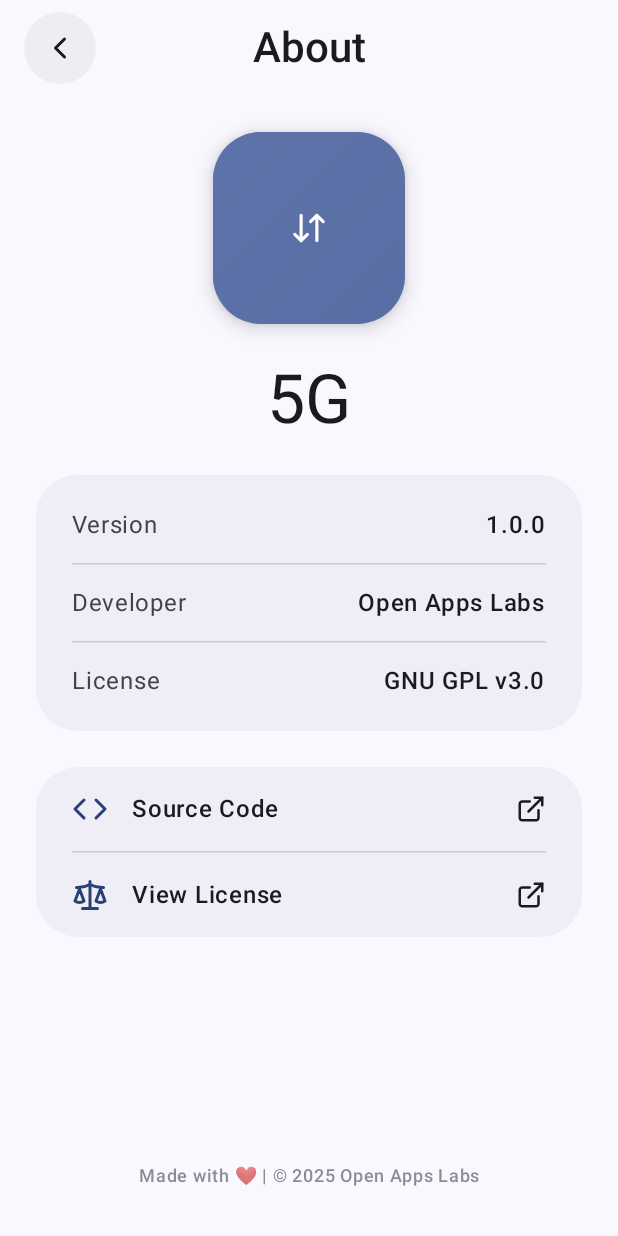
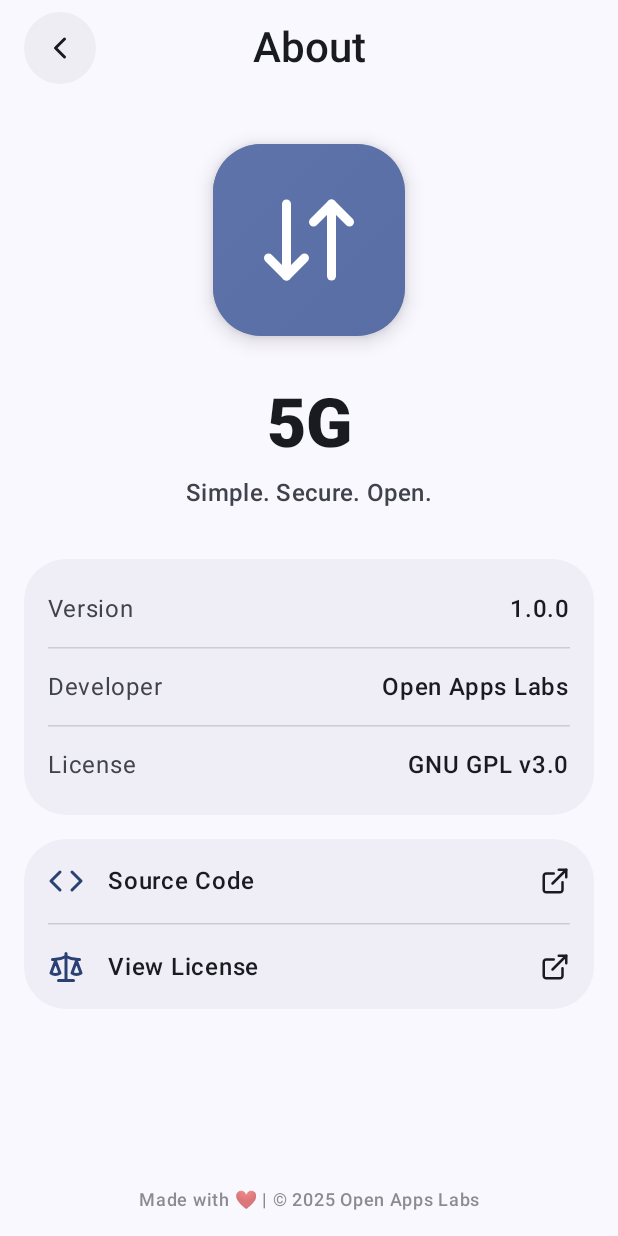
Before and after one commit to ibyb007/5G, an Android app built with Jetpack Compose: the AboutScreen screen opened through its navigation route, on a phone screen of 412 x 824 dp. Run offline under Robolectric (Android 15) with nearby library versions, the phone set to English and light mode, and no system bars.

Commit message:
Revamp AboutScreen UI and add custom app icon
Updated AboutScreen with improved layout, styling, and dynamic copyright text. Replaced default app icon with a custom drawable.

```diff
--- a/app/src/main/java/com/openappslabs/fiveg/ui/screens/aboutscreen/AboutScreen.kt
+++ b/app/src/main/java/com/openappslabs/fiveg/ui/screens/aboutscreen/AboutScreen.kt
@@ -27,24 +27,42 @@ import androidx.compose.material3.MaterialTheme
 import androidx.compose.material3.Scaffold
 import androidx.compose.material3.Surface
 import androidx.compose.material3.Text
+import androidx.compose.material3.TopAppBarDefaults
 import androidx.compose.runtime.Composable
+import androidx.compose.runtime.remember
 import androidx.compose.ui.Alignment
 import androidx.compose.ui.Modifier
 import androidx.compose.ui.graphics.Brush
+import androidx.compose.ui.graphics.Color
 import androidx.compose.ui.graphics.painter.Painter
 import androidx.compose.ui.platform.LocalUriHandler
 import androidx.compose.ui.res.painterResource
 import androidx.compose.ui.text.font.FontWeight
+import androidx.compose.ui.text.style.TextAlign
 import androidx.compose.ui.unit.dp
 import com.openappslabs.fiveg.R
 import java.time.Year
+import com.openappslabs.fiveg.BuildConfig
 
 @OptIn(ExperimentalMaterial3Api::class)
 @Composable
 fun AboutScreen(
-    onBackClick: () -> Unit = {}
+    onBackClick: () -> Unit,
 ) {
     val uriHandler = LocalUriHandler.current
+
+    val primaryContainer = MaterialTheme.colorScheme.primaryContainer
+    val primary = MaterialTheme.colorScheme.primary
+    val iconBackgroundBrush = remember(primaryContainer, primary) {
+        Brush.linearGradient(
+            colors = listOf(primaryContainer, primary.copy(alpha = 0.1f))
+        )
+    }
+
+    val copyrightText = remember {
+        val year = Year.now().value.toString()
+        "Made with ❤️ | © $year Open Apps Labs"
+    }
 
     Scaffold(
         topBar = {
@@ -74,7 +92,11 @@ fun AboutScreen(
                             )
                         }
                     }
-                }
+                },
+                colors = TopAppBarDefaults.topAppBarColors(
+                    containerColor = Color.Transparent,
+                    titleContentColor = MaterialTheme.colorScheme.onSurface,
+                )
             )
         }
     ) { innerPadding ->
@@ -83,12 +105,11 @@ fun AboutScreen(
                 .fillMaxSize()
                 .padding(innerPadding)
                 .verticalScroll(rememberScrollState())
-                .padding(horizontal = 24.dp),
+                .padding(horizontal = 16.dp),
             horizontalAlignment = Alignment.CenterHorizontally
         ) {
-            Spacer(modifier = Modifier.height(24.dp))
+            Spacer(modifier = Modifier.height(32.dp))
 
-            // App Icon
             Surface(
                 shape = RoundedCornerShape(32.dp),
                 color = MaterialTheme.colorScheme.primaryContainer,
@@ -98,17 +119,10 @@ fun AboutScreen(
             ) {
                 Box(
                     contentAlignment = Alignment.Center,
-                    modifier = Modifier.background(
-                        Brush.linearGradient(
-                            colors = listOf(
-                                MaterialTheme.colorScheme.primaryContainer,
-                                MaterialTheme.colorScheme.primary.copy(alpha = 0.1f)
-                            )
-                        )
-                    )
+                    modifier = Modifier.background(iconBackgroundBrush)
                 ) {
                     Icon(
-                        painter = painterResource(id = R.drawable.ic_launcher_foreground),
+                        painter = painterResource(id = R.drawable.app_icon),
                         contentDescription = "App Icon",
                         tint = MaterialTheme.colorScheme.onPrimaryContainer,
                         modifier = Modifier.size(72.dp)
@@ -116,40 +130,47 @@ fun AboutScreen(
                 }
             }
 
-            Spacer(modifier = Modifier.height(24.dp))
+            Spacer(modifier = Modifier.height(32.dp))
 
             Text(
                 text = "5G",
                 style = MaterialTheme.typography.displayMedium,
-                fontWeight = FontWeight.Normal,
+                fontWeight = FontWeight.ExtraBold,
                 color = MaterialTheme.colorScheme.onSurface
             )
+            Text(
+                text = "Simple. Secure. Open.",
+                style = MaterialTheme.typography.titleMedium,
+                color = MaterialTheme.colorScheme.onSurfaceVariant,
+                modifier = Modifier.padding(top = 8.dp)
+            )
 
-            Spacer(modifier = Modifier.height(24.dp))
+            Spacer(modifier = Modifier.height(32.dp))
 
-            // Info Card
             Card(
                 modifier = Modifier.fillMaxWidth(),
-                colors = CardDefaults.cardColors(containerColor = MaterialTheme.colorScheme.surfaceContainerHigh.copy(alpha = 0.6f)),
-                shape = RoundedCornerShape(28.dp),
-                elevation = CardDefaults.cardElevation(defaultElevation = 0.dp)
+                colors = CardDefaults.cardColors(
+                    containerColor = MaterialTheme.colorScheme.surfaceContainerHigh.copy(alpha = 0.6f)
+                ),
+                shape = RoundedCornerShape(28.dp)
             ) {
                 Column(modifier = Modifier.padding(vertical = 8.dp)) {
-                    AboutItem(label = "Version", value = "1.0.0")
-                    Divider()
+                    AboutItem(label = "Version", value = BuildConfig.VERSION_NAME)
+                    AboutDivider()
                     AboutItem(label = "Developer", value = "Open Apps Labs")
-                    Divider()
+                    AboutDivider()
                     AboutItem(label = "License", value = "GNU GPL v3.0")
                 }
             }
 
-            Spacer(modifier = Modifier.height(24.dp))
+            Spacer(modifier = Modifier.height(16.dp))
 
             Card(
                 modifier = Modifier.fillMaxWidth(),
-                colors = CardDefaults.cardColors(containerColor = MaterialTheme.colorScheme.surfaceContainerHigh.copy(alpha = 0.6f)),
-                shape = RoundedCornerShape(28.dp),
-                elevation = CardDefaults.cardElevation(defaultElevation = 0.dp)
+                colors = CardDefaults.cardColors(
+                    containerColor = MaterialTheme.colorScheme.surfaceContainerHigh.copy(alpha = 0.6f)
+                ),
+                shape = RoundedCornerShape(28.dp)
             ) {
                 Column {
                     ActionItem(
@@ -157,7 +178,7 @@ fun AboutScreen(
                         label = "Source Code",
                         onClick = { uriHandler.openUri("https://github.com/OpenAppsLabs/5G") }
                     )
-                    Divider()
+                    AboutDivider()
                     ActionItem(
                         icon = painterResource(id = R.drawable.scale),
                         label = "View License",
@@ -169,30 +190,46 @@ fun AboutScreen(
             Spacer(modifier = Modifier.weight(1f))
 
             Text(
-                text = "Made with ❤️ | © ${Year.now()} Open Apps Labs",
+                text = copyrightText,
                 style = MaterialTheme.typography.labelMedium,
                 color = MaterialTheme.colorScheme.onSurfaceVariant.copy(alpha = 0.6f),
-                modifier = Modifier.padding(vertical = 32.dp),
-                textAlign = androidx.compose.ui.text.style.TextAlign.Center
+                modifier = Modifier.padding(vertical = 16.dp),
+                textAlign = TextAlign.Center
             )
         }
     }
 }
 
 @Composable
-fun AboutItem(label: String, value: String) {
-    Row(modifier = Modifier.fillMaxWidth().padding(horizontal = 24.dp, vertical = 16.dp), horizontalArrangement = Arrangement.SpaceBetween, verticalAlignment = Alignment.CenterVertically) {
-        Text(text = label, style = MaterialTheme.typography.bodyLarge, color = MaterialTheme.colorScheme.onSurfaceVariant)
-        Text(text = value, style = MaterialTheme.typography.bodyLarge, fontWeight = FontWeight.SemiBold, color = MaterialTheme.colorScheme.onSurface)
+private fun AboutItem(label: String, value: String) {
+    Row(
+        modifier = Modifier
+            .fillMaxWidth()
+            .padding(horizontal = 16.dp, vertical = 16.dp),
+        horizontalArrangement = Arrangement.SpaceBetween,
+        verticalAlignment = Alignment.CenterVertically
+    ) {
+        Text(
+            text = label,
+            style = MaterialTheme.typography.bodyLarge,
+            color = MaterialTheme.colorScheme.onSurfaceVariant
+        )
+        Text(
+            text = value,
+            style = MaterialTheme.typography.bodyLarge,
+            fontWeight = FontWeight.SemiBold,
+            color = MaterialTheme.colorScheme.onSurface
+        )
     }
 }
 
 @Composable
-fun ActionItem(icon: Painter, label: String, onClick: () -> Unit) {
+private fun ActionItem(icon: Painter, label: String, onClick: () -> Unit) {
     Row(
         modifier = Modifier
-            .fillMaxWidth().clickable(onClick = onClick)
-            .padding(horizontal = 24.dp, vertical = 16.dp),
+            .fillMaxWidth()
+            .clickable(onClick = onClick)
+            .padding(horizontal = 16.dp, vertical = 16.dp),
         verticalAlignment = Alignment.CenterVertically
     ) {
         Icon(
@@ -218,6 +255,9 @@ fun ActionItem(icon: Painter, label: String, onClick: () -> Unit) {
 }
 
 @Composable
-fun Divider() {
-    HorizontalDivider(modifier = Modifier.padding(horizontal = 24.dp), color = MaterialTheme.colorScheme.outlineVariant.copy(alpha = 0.3f))
+private fun AboutDivider() {
+    HorizontalDivider(
+        modifier = Modifier.padding(horizontal = 16.dp),
+        color = MaterialTheme.colorScheme.outlineVariant.copy(alpha = 0.3f)
+    )
 }
--- /dev/null
+++ b/app/src/main/res/drawable/app_icon.xml
@@ -0,0 +1,34 @@
+<vector xmlns:android="http://schemas.android.com/apk/res/android"
+    android:width="24dp"
+    android:height="24dp"
+    android:viewportWidth="24"
+    android:viewportHeight="24">
+  <path
+      android:pathData="m3,16 l4,4 4,-4"
+      android:strokeLineJoin="round"
+      android:strokeWidth="2"
+      android:fillColor="#00000000"
+      android:strokeColor="#ffffff"
+      android:strokeLineCap="round"/>
+  <path
+      android:pathData="M7,20V4"
+      android:strokeLineJoin="round"
+      android:strokeWidth="2"
+      android:fillColor="#00000000"
+      android:strokeColor="#ffffff"
+      android:strokeLineCap="round"/>
+  <path
+      android:pathData="m21,8 l-4,-4 -4,4"
+      android:strokeLineJoin="round"
+      android:strokeWidth="2"
+      android:fillColor="#00000000"
+      android:strokeColor="#ffffff"
+      android:strokeLineCap="round"/>
+  <path
+      android:pathData="M17,4v16"
+      android:strokeLineJoin="round"
+      android:strokeWidth="2"
+      android:fillColor="#00000000"
+      android:strokeColor="#ffffff"
+      android:strokeLineCap="round"/>
+</vector>
```
